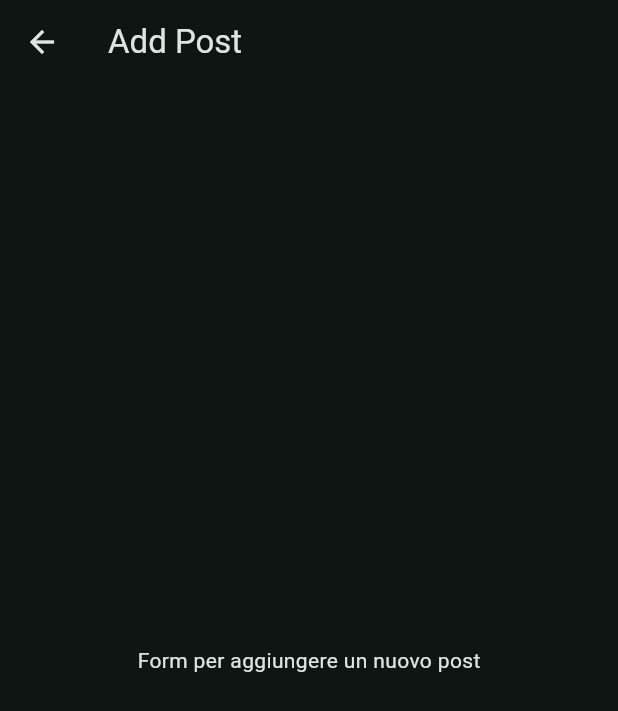
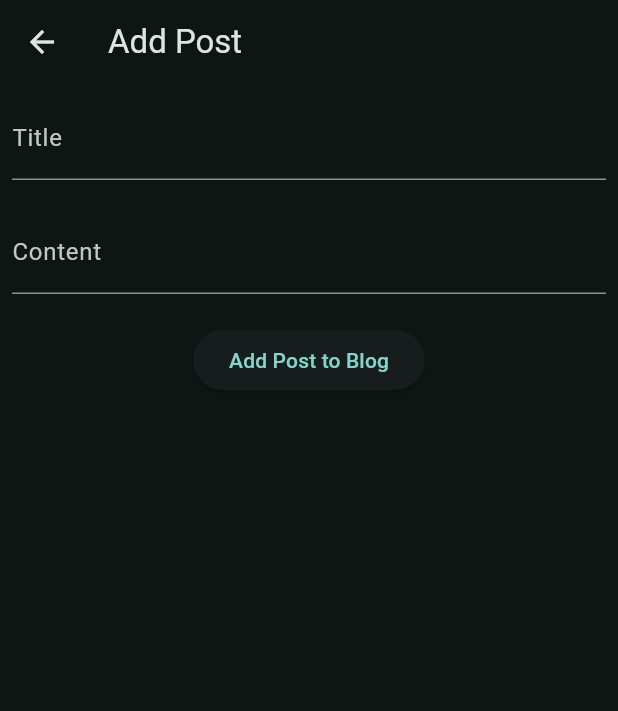
Before and after one commit to maurodf0/wpheadless, a Flutter app: the Addpost screen opened by its route, on a phone screen of 412 x 824 dp. Shown: the top 711 px of the screen. Run offline on Flutter 3.47's test engine with Material 3 defaults, Android fonts, the phone set to English and light mode, and no system bars; our stand-ins replace dio, flutter_widget_from_html, go_router; network calls fail.

Commit message:
Aggiungi il modulo per la creazione di nuovi post con gestione del titolo e contenuto

```diff
--- a/lib/pages/AddPost.dart
+++ b/lib/pages/AddPost.dart
@@ -1,3 +1,4 @@
+import 'package:dio/dio.dart';
 import 'package:flutter/material.dart';
 
 class Addpost extends StatefulWidget {
@@ -8,14 +9,62 @@ class Addpost extends StatefulWidget {
 }
 
 class _AddpostState extends State<Addpost> {
+
+  final titleController = TextEditingController();
+  final contentController = TextEditingController();
+
+  final dio = Dio();
+
+Future<void> addArticle() async {
+  try {
+    await dio.post(
+      'https://jsonplaceholder.typicode.com/posts',
+      data: {
+        'title': titleController.text,
+        'body': contentController.text,
+        'userId': 1,
+      },
+    );
+
+    ScaffoldMessenger.of(context).showSnackBar(
+      const SnackBar(content: Text('Post inviato')),
+    );
+  } catch (e) {
+    ScaffoldMessenger.of(context).showSnackBar(
+      const SnackBar(content: Text('Errore')),
+    );
+  }
+}
+
   @override
   Widget build(BuildContext context) {
     return Scaffold(
       appBar: AppBar(
         title: Text('Add Post'),
       ),
-      body: Center(
-        child: Text('Form per aggiungere un nuovo post'),
+      body: Padding(
+        padding: const EdgeInsets.all(8.0),
+        child: Column(
+          children: [
+            TextField(
+              controller: titleController,
+              decoration: InputDecoration(
+                labelText: 'Title',
+              ),
+            ),
+            SizedBox(height: 20.0,),
+            TextField(
+              controller: contentController,
+              decoration: InputDecoration(
+                labelText: 'Content',
+              ),
+            ),
+            SizedBox(height: 20.0,),
+            ElevatedButton(
+              onPressed: addArticle,
+            child: Text('Add Post to Blog'))
+          ],
+        ),
       ),
     );
   }
```
